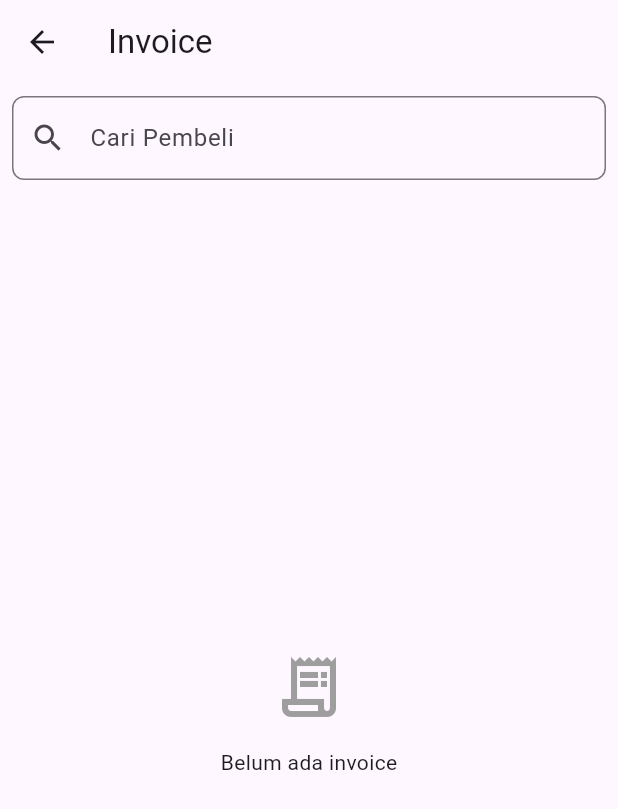
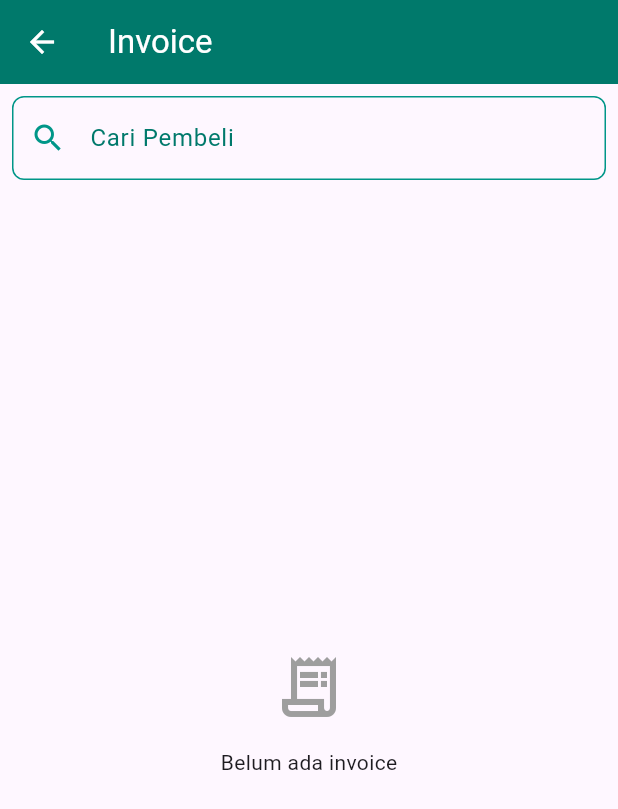
Before and after one commit to Pangestufp/UASMoPorgKel1, a Flutter app: the InvoicePage screen opened directly with empty values, on a phone screen of 412 x 824 dp. Shown: the top 809 px of the screen. Run offline on Flutter 3.47's test engine with Material 3 defaults, Android fonts, the phone set to English and light mode, and no system bars; our stand-ins replace cloud_firestore, curved_navigation_bar, firebase_auth, firebase_core, firebase_storage, fl_chart and 4 more; missing offline and left inert: bounce_tapper, flutter_pdfview; accounts and stored records are empty.

Commit message:
design Invoice page

```diff
--- a/lib/screens/inventaris/detailBarang.dart
+++ b/lib/screens/inventaris/detailBarang.dart
@@ -21,7 +21,7 @@ class _DetailbarangState extends State<Detailbarang> {
           widget.benda.namaBarang,
           style: const TextStyle(color: Colors.white),
         ),
-        backgroundColor: Colors.black,
+        backgroundColor: Colors.teal[700],
         iconTheme: const IconThemeData(color: Colors.white),
       ),
       body: SingleChildScrollView(
--- a/lib/screens/invoice/invoicePage.dart
+++ b/lib/screens/invoice/invoicePage.dart
@@ -141,7 +141,7 @@ class _InvoicePageState extends State<InvoicePage> {
                   ),
                 );
               },
-              icon: Icon(Icons.open_in_new, color: Colors.blue),
+              icon: Icon(Icons.open_in_new, color: Colors.teal[700]),
             ),
             leading: Container(
               child: Column(
@@ -152,13 +152,13 @@ class _InvoicePageState extends State<InvoicePage> {
                     style: TextStyle(
                       fontWeight: FontWeight.bold,
                       fontSize: 20.0,
-                      color: Colors.blue,
+                      color: Colors.teal[700],
                     ),
                   ),
                   Text(
                     DateFormat.MMM().format(DateTime.parse(invoice.waktu)),
                     style: TextStyle(
-                      color: Colors.blue,
+                      color: Colors.teal[700],
                     ),
                   ),
                 ],
@@ -174,7 +174,9 @@ class _InvoicePageState extends State<InvoicePage> {
   Widget build(BuildContext context) {
     return Scaffold(
       appBar: AppBar(
-        title: Text("Invoice"),
+        iconTheme: const IconThemeData(color: Colors.white),
+        title: Text("Invoice",style: TextStyle(color: Colors.white),),
+        backgroundColor: Colors.teal[700],
         actions: [
           if (_isLoading)
             Center(
@@ -200,10 +202,44 @@ class _InvoicePageState extends State<InvoicePage> {
                 controller: _searchController,
                 decoration: InputDecoration(
                   labelText: "Cari Pembeli",
-                  prefixIcon: Icon(Icons.search),
-                  border: OutlineInputBorder(
-                    borderRadius: BorderRadius.circular(8.0),
-                  ),
+                    prefixIcon: Icon(Icons.search,color: Colors.teal,),
+                    border: OutlineInputBorder(
+                      borderRadius: BorderRadius.circular(8.0),
+                      borderSide: BorderSide(
+                        color: Colors.teal,
+                        width: 2.0,
+                      ),
+                    ),
+
+                    labelStyle: TextStyle(color: Colors.teal[700]),
+                    enabledBorder: OutlineInputBorder(
+                      borderRadius: BorderRadius.circular(8.0),
+                      borderSide: BorderSide(
+                        color: Colors.teal,
+                        width: 1.0,
+                      ),
+                    ),
+                    focusedBorder: OutlineInputBorder(
+                      borderRadius: BorderRadius.circular(8.0),
+                      borderSide: BorderSide(
+                        color: Colors.teal,
+                        width: 2.0,
+                      ),
+                    ),
+                    errorBorder: OutlineInputBorder(
+                      borderRadius: BorderRadius.circular(8.0),
+                      borderSide: BorderSide(
+                        color: Colors.red,
+                        width: 1.0,
+                      ),
+                    ),
+                    focusedErrorBorder: OutlineInputBorder(
+                      borderRadius: BorderRadius.circular(8.0),
+                      borderSide: BorderSide(
+                        color: Colors.teal,
+                        width: 2.0,
+                      ),
+                    )
                 ),
               ),
             ),
```
